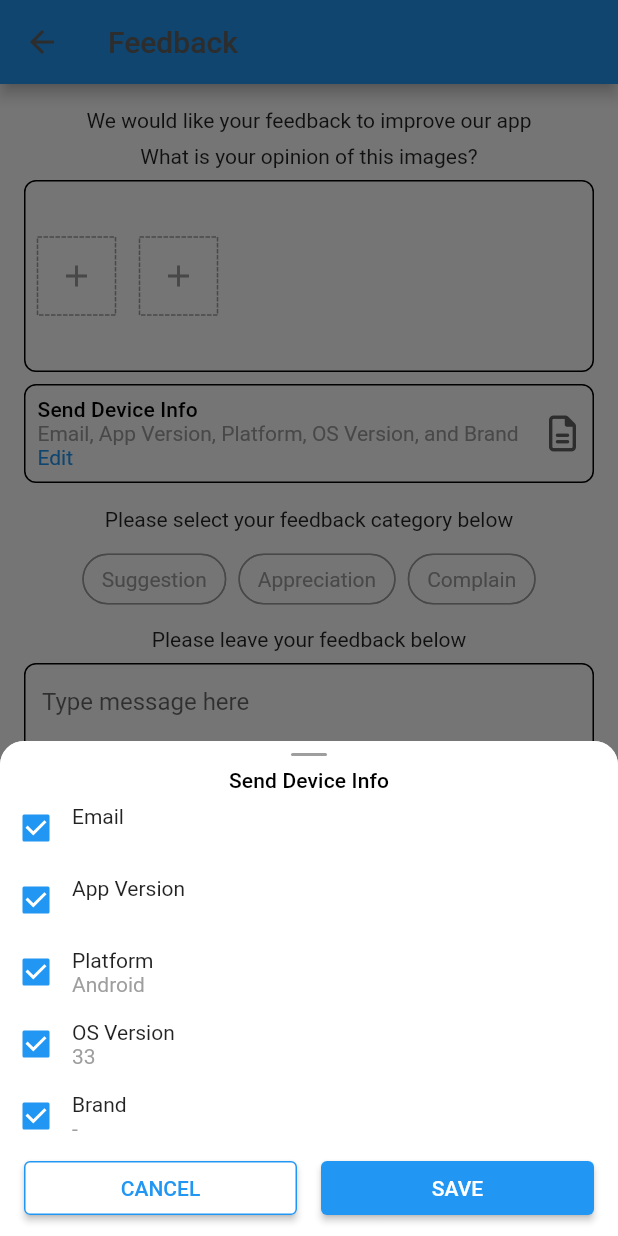
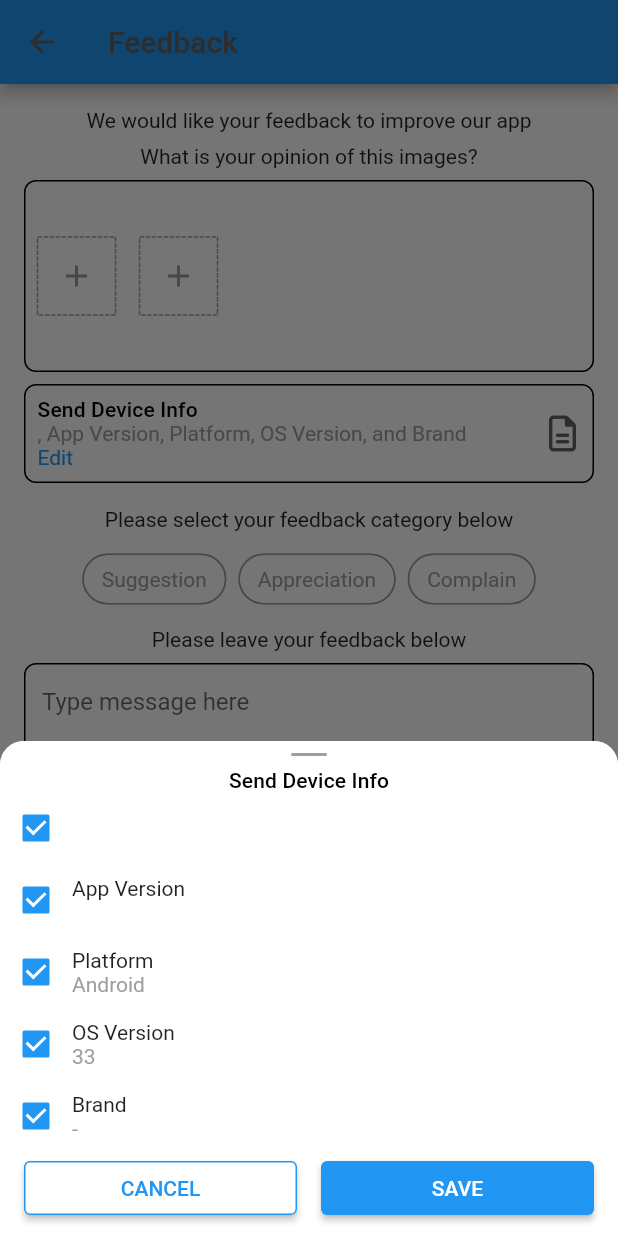
Before and after one commit to nusanet/flutter-feedback-plugin, a Flutter app: the FlutterFeedbackPluginPage screen opened directly with empty values, after a tap on "Send Device Info", on a phone screen of 412 x 824 dp. Run offline on Flutter 3.47's test engine with Material 2 defaults, Android fonts, the phone set to English and light mode, and no system bars; drawn by our look-alikes of dotted_border; our stand-ins replace device_info_plus, flutter_image_compress, flutter_native_screenshot, font_awesome_flutter, image_picker, permission_handler; missing offline and left inert: coderjava_image_editor_pro.

Commit message:
Ubah field `email` menjadi `username` agar bisa dibuat dinamis sesuai dengan parameter yang diberikan

```diff
--- a/lib/src/data/model/device_logs/device_logs.dart
+++ b/lib/src/data/model/device_logs/device_logs.dart
@@ -1,6 +1,7 @@
 class DeviceLogs {
-  final String email;
-  final bool isCheckEmail;
+  final String username;
+  final String labelUsername;
+  final bool isCheckUsername;
   final String appVersion;
   final bool isCheckAppVersion;
   final String platform;
@@ -11,8 +12,9 @@ class DeviceLogs {
   final bool isCheckBrand;
 
   DeviceLogs({
-    required this.email,
-    required this.isCheckEmail,
+    required this.username,
+    required this.labelUsername,
+    required this.isCheckUsername,
     required this.appVersion,
     required this.isCheckAppVersion,
     required this.platform,
@@ -25,8 +27,9 @@ class DeviceLogs {
 
   @override
   String toString() {
-    return 'DeviceLogs{email: $email, isCheckEmail: $isCheckEmail, appVersion: $appVersion, '
-        'isCheckAppVersion: $isCheckAppVersion, platform: $platform, isCheckPlatform: $isCheckPlatform, '
-        'osVersion: $osVersion, isCheckOsVersion: $isCheckOsVersion, brand: $brand, isCheckBrand: $isCheckBrand}';
+    return 'DeviceLogs{username: $username, labelUsername: $labelUsername, isCheckUsername: $isCheckUsername, '
+        'appVersion: $appVersion, isCheckAppVersion: $isCheckAppVersion, platform: $platform, '
+        'isCheckPlatform: $isCheckPlatform, osVersion: $osVersion, isCheckOsVersion: $isCheckOsVersion, '
+        'brand: $brand, isCheckBrand: $isCheckBrand}';
   }
 }
--- a/lib/src/page/form_feedback/flutter_feedback_plugin_page.dart
+++ b/lib/src/page/form_feedback/flutter_feedback_plugin_page.dart
@@ -78,8 +78,11 @@ class FlutterFeedbackPluginPage extends StatefulWidget {
   /// Callback ketika button `SEND` ditekan
   final _OnSubmitFeedback onSubmitFeedback;
 
-  /// Email user yang sedang login
-  final String email;
+  /// Username yang sedang login
+  final String username;
+
+  /// Label username
+  final String labelUsername;
 
   /// Nilai version name dari app
   final String appVersion;
@@ -126,7 +129,8 @@ class FlutterFeedbackPluginPage extends StatefulWidget {
   FlutterFeedbackPluginPage({
     required this.fileScreenshot,
     required this.onSubmitFeedback,
-    required this.email,
+    required this.username,
+    required this.labelUsername,
     required this.appVersion,
     this.colorPrimary = Colors.blue,
     this.colorSecondary = Colors.white,
@@ -147,7 +151,8 @@ class FlutterFeedbackPluginPage extends StatefulWidget {
   }
 
   @override
-  _FlutterFeedbackPluginPageState createState() => _FlutterFeedbackPluginPageState();
+  _FlutterFeedbackPluginPageState createState() =>
+      _FlutterFeedbackPluginPageState();
 }
 
 class _FlutterFeedbackPluginPageState extends State<FlutterFeedbackPluginPage> {
@@ -163,7 +168,7 @@ class _FlutterFeedbackPluginPageState extends State<FlutterFeedbackPluginPage> {
   var platform = '';
   var osVersion = '';
   var brand = '';
-  var isCheckEmail = true;
+  var isCheckUsername = true;
   var isCheckAppVersion = true;
   var isCheckPlatform = true;
   var isCheckOsVersion = true;
@@ -211,7 +216,8 @@ class _FlutterFeedbackPluginPageState extends State<FlutterFeedbackPluginPage> {
         ),
         actions: widget.actionAppBar,
         backgroundColor: widget.colorAppBar,
-        iconTheme: IconThemeData(color: widget.colorTitleAppBar ?? Colors.grey[700]),
+        iconTheme:
+            IconThemeData(color: widget.colorTitleAppBar ?? Colors.grey[700]),
       ),
       body: Stack(
         children: [
@@ -268,13 +274,15 @@ class _FlutterFeedbackPluginPageState extends State<FlutterFeedbackPluginPage> {
                               padding: const EdgeInsets.all(8),
                               child: GestureDetector(
                                 onTap: () async {
-                                  final pickedImageGallery = await ImagePicker().pickImage(
+                                  final pickedImageGallery =
+                                      await ImagePicker().pickImage(
                                     source: ImageSource.gallery,
                                     imageQuality: 30,
                                   );
                                   if (pickedImageGallery != null) {
                                     listAttachments.removeLast();
-                                    listAttachments.add(pickedImageGallery.path);
+                                    listAttachments
+                                        .add(pickedImageGallery.path);
                                     listAttachments.add('');
                                     if (listAttachments.length > 3) {
                                       listAttachments.removeLast();
@@ -375,8 +383,9 @@ class _FlutterFeedbackPluginPageState extends State<FlutterFeedbackPluginPage> {
                             locale: _locale,
                             paddingBottom: paddingBottom,
                             deviceLogs: DeviceLogs(
-                              email: widget.email,
-                              isCheckEmail: isCheckEmail,
+                              username: widget.username,
+                              labelUsername: widget.labelUsername,
+                              isCheckUsername: isCheckUsername,
                               appVersion: widget.appVersion,
                               isCheckAppVersion: isCheckAppVersion,
                               platform: platform,
@@ -391,7 +400,7 @@ class _FlutterFeedbackPluginPageState extends State<FlutterFeedbackPluginPage> {
                         });
                     if (editDeviceLogs != null) {
                       setState(() {
-                        isCheckEmail = editDeviceLogs.isCheckEmail;
+                        isCheckUsername = editDeviceLogs.isCheckUsername;
                         isCheckAppVersion = editDeviceLogs.isCheckAppVersion;
                         isCheckPlatform = editDeviceLogs.isCheckPlatform;
                         isCheckOsVersion = editDeviceLogs.isCheckOsVersion;
@@ -419,11 +428,14 @@ class _FlutterFeedbackPluginPageState extends State<FlutterFeedbackPluginPage> {
                             children: [
                               Text(
                                 _locale.deviceLogs(),
-                                style: Theme.of(context).textTheme.subtitle2,
+                                style: Theme.of(context).textTheme.titleSmall,
                               ),
                               Text(
                                 _setDataDeviceLogs(),
-                                style: Theme.of(context).textTheme.bodyText2?.copyWith(
+                                style: Theme.of(context)
+                                    .textTheme
+                                    .bodyMedium
+                                    ?.copyWith(
                                       color: Colors.grey,
                                     ),
                                 maxLines: 2,
@@ -431,7 +443,10 @@ class _FlutterFeedbackPluginPageState extends State<FlutterFeedbackPluginPage> {
                               ),
                               Text(
                                 _locale.edit(),
-                                style: Theme.of(context).textTheme.bodyText2?.copyWith(
+                                style: Theme.of(context)
+                                    .textTheme
+                                    .bodyMedium
+                                    ?.copyWith(
                                       color: widget.colorPrimary,
                                     ),
                               ),
@@ -494,7 +509,9 @@ class _FlutterFeedbackPluginPageState extends State<FlutterFeedbackPluginPage> {
                     maxLines: 3,
                     keyboardType: TextInputType.text,
                     validator: (value) {
-                      return value == null || value.isEmpty ? _locale.enterYourFeedback() : null;
+                      return value == null || value.isEmpty
+                          ? _locale.enterYourFeedback()
+                          : null;
                     },
                   ),
                 ),
@@ -506,12 +523,14 @@ class _FlutterFeedbackPluginPageState extends State<FlutterFeedbackPluginPage> {
             height: widget.heightButtonSend,
             child: ElevatedButton(
               onPressed: () {
-                if (listAttachments.length == 1 && listAttachments.first.isEmpty) {
+                if (listAttachments.length == 1 &&
+                    listAttachments.first.isEmpty) {
                   _showSnackBar(
                     context,
                     _locale.pleaseUploadScreenshot(),
                     snackBarBehavior: widget.snackbarBehavior,
-                    snackbarBackgroundColor: widget.snackBarErrorBackgroundColor,
+                    snackbarBackgroundColor:
+                        widget.snackBarErrorBackgroundColor,
                     snackBarMargin: widget.snackbarMargin,
                   );
                   return;
@@ -520,7 +539,8 @@ class _FlutterFeedbackPluginPageState extends State<FlutterFeedbackPluginPage> {
                     context,
                     _locale.pleaseSelectFeedbackCategory(),
                     snackBarBehavior: widget.snackbarBehavior,
-                    snackbarBackgroundColor: widget.snackBarErrorBackgroundColor,
+                    snackbarBackgroundColor:
+                        widget.snackBarErrorBackgroundColor,
                     snackBarMargin: widget.snackbarMargin,
                   );
                   return;
@@ -530,8 +550,9 @@ class _FlutterFeedbackPluginPageState extends State<FlutterFeedbackPluginPage> {
                     selectedCategory,
                     controllerFeedback.text.trim(),
                     DeviceLogs(
-                      email: widget.email,
-                      isCheckEmail: isCheckEmail,
+                      username: widget.username,
+                      labelUsername: widget.labelUsername,
+                      isCheckUsername: isCheckUsername,
                       appVersion: widget.appVersion,
                       isCheckAppVersion: isCheckAppVersion,
                       platform: platform,
@@ -546,8 +567,8 @@ class _FlutterFeedbackPluginPageState extends State<FlutterFeedbackPluginPage> {
               },
               style: widget.buttonSendStyle ??
                   ElevatedButton.styleFrom(
-                    primary: widget.colorPrimary,
-                    onPrimary: Colors.white,
+                    foregroundColor: Colors.white,
+                    backgroundColor: widget.colorPrimary,
                     shape: RoundedRectangleBorder(
                       borderRadius: BorderRadius.all(
                         Radius.circular(4),
@@ -571,8 +592,8 @@ class _FlutterFeedbackPluginPageState extends State<FlutterFeedbackPluginPage> {
   String _setDataDeviceLogs() {
     final listDeviceLogs = <String>[];
     var strDeviceLogs = '';
-    if (isCheckEmail) {
-      listDeviceLogs.add(_locale.email());
+    if (isCheckUsername) {
+      listDeviceLogs.add(widget.labelUsername);
     }
     if (isCheckAppVersion) {
       listDeviceLogs.add(_locale.appVersion());
@@ -597,7 +618,9 @@ class _FlutterFeedbackPluginPageState extends State<FlutterFeedbackPluginPage> {
       return strDeviceLogs;
     }
     listDeviceLogs.insert(listDeviceLogs.length - 1, _locale.and());
-    strDeviceLogs = listDeviceLogs.join(', ').replaceAll(_locale.and() + ',', _locale.and());
+    strDeviceLogs = listDeviceLogs
+        .join(', ')
+        .replaceAll(_locale.and() + ',', _locale.and());
     return strDeviceLogs;
   }
 
@@ -729,7 +752,7 @@ class _FlutterFeedbackPluginPageState extends State<FlutterFeedbackPluginPage> {
           SizedBox(height: 8),
           Text(
             _locale.screenshots(),
-            style: Theme.of(context).textTheme.subtitle2,
+            style: Theme.of(context).textTheme.titleSmall,
           ),
           ListTile(
             leading: Icon(
@@ -770,7 +793,7 @@ class _FlutterFeedbackPluginPageState extends State<FlutterFeedbackPluginPage> {
     final isSelected = label == selectedCategory;
     return ChoiceChip(
       label: Text(label),
-      labelStyle: Theme.of(context).textTheme.bodyText2?.copyWith(
+      labelStyle: Theme.of(context).textTheme.bodyMedium?.copyWith(
             color: isSelected ? widget.colorPrimary : Colors.grey,
           ),
       selected: isSelected,
@@ -830,7 +853,10 @@ void _showDialog401(BuildContext context) {
           TextButton(
             child: Text(
               _locale.login().toUpperCase(),
-              style: Theme.of(context).textTheme.button?.copyWith(color: _colorPrimary),
+              style: Theme.of(context)
+                  .textTheme
+                  .labelLarge
+                  ?.copyWith(color: _colorPrimary),
             ),
             onPressed: () async {
               if (_onDialog401Showing != null) {
--- a/lib/src/widget/widget_dialog.dart
+++ b/lib/src/widget/widget_dialog.dart
@@ -43,11 +43,11 @@ class WidgetDialog extends StatelessWidget {
       return AlertDialog(
         title: Text(
           title,
-          style: Theme.of(context).textTheme.headline6,
+          style: Theme.of(context).textTheme.titleLarge,
         ),
         content: Text(
           content,
-          style: Theme.of(context).textTheme.subtitle1,
+          style: Theme.of(context).textTheme.titleMedium,
         ),
         actions: actionsAlertDialog,
       );
--- a/lib/src/widget/widget_edit_device_logs.dart
+++ b/lib/src/widget/widget_edit_device_logs.dart
@@ -20,7 +20,7 @@ class WidgetEditDeviceLogs extends StatefulWidget {
 }
 
 class _WidgetEditDeviceLogsState extends State<WidgetEditDeviceLogs> {
-  var isCheckEmail = false;
+  var isCheckUsername = false;
   var isCheckAppVersion = false;
   var isCheckPlatform = false;
   var isCheckOsVersion = false;
@@ -28,7 +28,7 @@ class _WidgetEditDeviceLogsState extends State<WidgetEditDeviceLogs> {
 
   @override
   void initState() {
-    isCheckEmail = widget.deviceLogs.isCheckEmail;
+    isCheckUsername = widget.deviceLogs.isCheckUsername;
     isCheckAppVersion = widget.deviceLogs.isCheckAppVersion;
     isCheckPlatform = widget.deviceLogs.isCheckPlatform;
     isCheckOsVersion = widget.deviceLogs.isCheckOsVersion;
@@ -64,13 +64,13 @@ class _WidgetEditDeviceLogsState extends State<WidgetEditDeviceLogs> {
           SizedBox(height: 8),
           Text(
             widget.locale.deviceLogs(),
-            style: Theme.of(context).textTheme.subtitle2,
+            style: Theme.of(context).textTheme.titleSmall,
           ),
           _buildItemDeviceLog(
-            isCheckEmail,
-            widget.locale.email(),
-            widget.deviceLogs.email,
-            (isChecked) => setState(() => isCheckEmail = !isCheckEmail),
+            isCheckUsername,
+            widget.deviceLogs.labelUsername,
+            widget.deviceLogs.username,
+            (isChecked) => setState(() => isCheckUsername = !isCheckUsername),
           ),
           _buildItemDeviceLog(
             isCheckAppVersion,
@@ -105,8 +105,8 @@ class _WidgetEditDeviceLogsState extends State<WidgetEditDeviceLogs> {
                   child: ElevatedButton(
                     child: Text(widget.locale.cancel().toUpperCase()),
                     style: ElevatedButton.styleFrom(
-                      primary: Colors.white,
-                      onPrimary: widget.colorPrimary,
+                      foregroundColor: widget.colorPrimary,
+                      backgroundColor: Colors.white,
                       side: BorderSide(
                         color: widget.colorPrimary,
                       ),
@@ -121,14 +121,15 @@ class _WidgetEditDeviceLogsState extends State<WidgetEditDeviceLogs> {
                   child: ElevatedButton(
                     child: Text(widget.locale.save().toUpperCase()),
                     style: ElevatedButton.styleFrom(
-                      primary: widget.colorPrimary,
+                      backgroundColor: widget.colorPrimary,
                     ),
                     onPressed: () {
                       Navigator.pop(
                         context,
                         DeviceLogs(
-                          email: widget.deviceLogs.email,
-                          isCheckEmail: isCheckEmail,
+                          username: widget.deviceLogs.username,
+                          labelUsername: widget.deviceLogs.labelUsername,
+                          isCheckUsername: isCheckUsername,
                           appVersion: widget.deviceLogs.appVersion,
                           isCheckAppVersion: isCheckAppVersion,
                           platform: widget.deviceLogs.platform,
@@ -175,7 +176,7 @@ class _WidgetEditDeviceLogsState extends State<WidgetEditDeviceLogs> {
                 Text(label),
                 Text(
                   value,
-                  style: Theme.of(context).textTheme.bodyText2?.copyWith(
+                  style: Theme.of(context).textTheme.bodyMedium?.copyWith(
                         color: Colors.grey,
                       ),
                   maxLines: 2,
```
